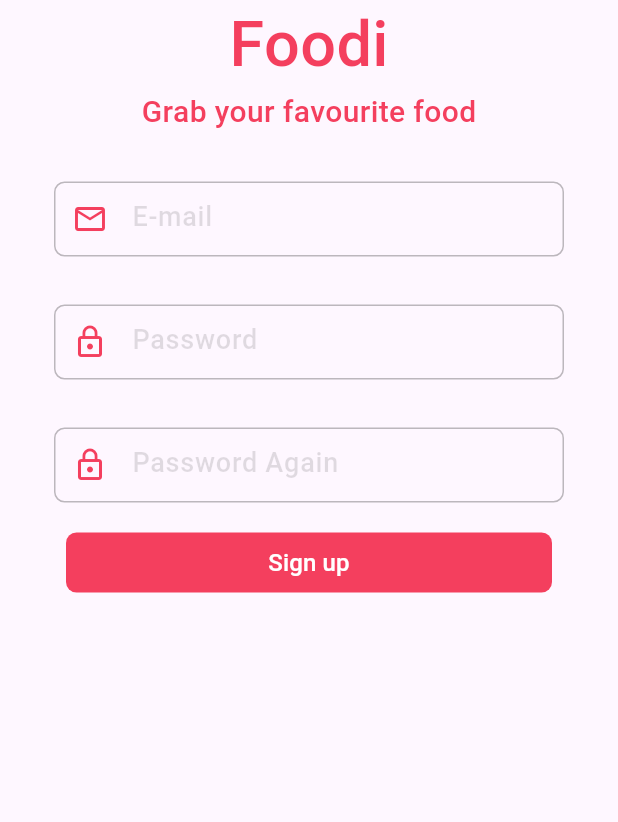
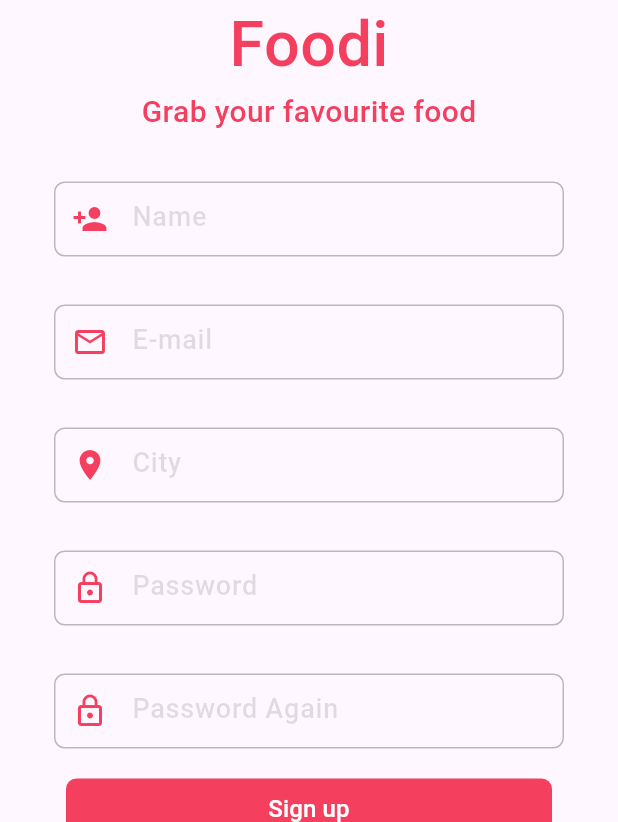
Before and after one commit to hakanbaysal20/OrderApp, a Flutter app: the Registration screen opened directly, after a tap on "Sign up", on a phone screen of 412 x 824 dp, the part 414-1236 px from its top. Run offline on Flutter 3.47's test engine with Material 3 defaults, Android fonts, the phone set to English and light mode, and no system bars; our stand-ins replace cloud_firestore, dio, firebase_auth, firebase_core, flutter_bloc, google_nav_bar and 2 more; accounts and stored records are empty; network calls fail.

```diff
--- /dev/null
+++ b/order_app/lib/data/entity/basket_cubit_types.dart
@@ -0,0 +1,33 @@
+import 'package:order_app/data/entity/basket_model.dart';
+
+class BasketCubitTypes {
+
+  final List<BasketModel> basketModel;
+  final int totalPrice;
+
+  BasketCubitTypes({
+    required this.basketModel,
+    required this.totalPrice,
+  });
+
+  BasketCubitTypes copyWith({
+    List<BasketModel>? basketModel,
+    int? totalPrice,
+  }) {
+    return BasketCubitTypes(
+      basketModel: basketModel ?? this.basketModel,
+      totalPrice: totalPrice ?? this.totalPrice,
+    );
+  }
+
+  @override
+  bool operator ==(Object other) =>
+      identical(this, other) ||
+          other is BasketCubitTypes &&
+              runtimeType == other.runtimeType &&
+              basketModel == other.basketModel &&
+              totalPrice == other.totalPrice;
+
+  @override
+  int get hashCode => basketModel.hashCode ^ totalPrice.hashCode;
+}
--- a/order_app/lib/data/entity/profile_model.dart
+++ b/order_app/lib/data/entity/profile_model.dart
@@ -1,26 +1,19 @@
 class ProfileModel{
   String user_id;
   String user_name;
-  String user_surname;
   String user_email;
   String city;
-  String district;
-
   ProfileModel(
       {required this.user_id,
       required this.user_name,
-      required this.user_surname,
       required this.user_email,
-      required this.city,
-      required this.district});
+      required this.city});
   factory ProfileModel.fromJson(Map<dynamic,dynamic> json ,String key){
     return ProfileModel(
-        user_id: json["user"],
-        user_name: json["user_name"],
-        user_surname: json["user_surname"],
-        user_email: json["user_email"],
-        city: json["city"],
-        district: json["district"]
+        user_id: key,
+        user_name: json["user_name"] as String,
+        user_email: json["user_email"] as String,
+        city: json["city"] as String,
     );
   }
 }
--- a/order_app/lib/data/repo/order_dao_repository.dart
+++ b/order_app/lib/data/repo/order_dao_repository.dart
@@ -106,10 +106,15 @@ class OrderDaoRepository{
     var response = await Dio().post(url,data: FormData.fromMap(data));
     return parseBasketModel(response.data.toString());
   }
-  Future<int> totalPrice(int product_amount, int product_price) async{
-    var total = product_amount * product_price;
+  Future<int> totalPrice() async{
+    var getProducts = await getBasket();
+    var total = 0;
+    for(BasketModel i in getProducts){
+      total += int.parse(i.product_price) * int.parse(i.product_order_amount);
+    }
     return total;
   }
+  // Login functions
   Future<void> login(String email,String password,BuildContext context) async{
     try{
       UserCredential userCredential = await FirebaseAuth.instance.signInWithEmailAndPassword(email: email, password: password);
@@ -118,13 +123,17 @@ class OrderDaoRepository{
       print("Error");
     }
   }
-  Future<void> registration(BuildContext context,String email,String password,String passwordAgain) async{
+  Future<void> registration(BuildContext context,String email,String password,String passwordAgain,String userCity,String userName) async{
       try{
         if(password == passwordAgain){
           UserCredential userCredential = await FirebaseAuth.instance.createUserWithEmailAndPassword(email: email, password: password);
           var newUser = HashMap<String,dynamic>();
+          var userId = FirebaseAuth.instance.currentUser!.uid;
+          newUser["user_name"] = userName;
           newUser["user_email"] = email;
           newUser["user_password"] = password;
+          newUser["user_city"] = userCity;
+          newUser["user_id"] = userId;
           collectionUser.add(newUser);
           Navigator.pushReplacement(context, MaterialPageRoute(builder: (context) => BottomNavBar(),));
         }else{
@@ -142,23 +151,10 @@ class OrderDaoRepository{
       }
   }
 
-  Future<void> saveAdress(String adress_name, String adress_city,String adress_district,String adress_directions) async{
-    var userId = FirebaseAuth.instance.currentUser!.uid;
-    final collectionAdress = firestore.collection("Users").doc(userId).collection("Address");
-    var newAdress = HashMap<String,dynamic>();
-    newAdress["adress_id"] = "";
-    newAdress["adress_name"] = adress_name;
-    newAdress["adress_city"] = adress_city;
-    newAdress["adress_district"] = adress_district;
-    newAdress["adress_directions"] = adress_directions;
-    collectionAdress.add(newAdress);
-  }
-
   // Onboard Cubit
   Future<void> changeIndicator(int value,TabController tabController) async{
     tabController.animateTo(value);
   }
-
  // Product Details Cubit
   Future<int> increase(int number) async{
     var total = number + 1;
--- a/order_app/lib/ui/bloc/basket_cubit.dart
+++ b/order_app/lib/ui/bloc/basket_cubit.dart
@@ -1,18 +1,24 @@
 import 'package:flutter_bloc/flutter_bloc.dart';
+import 'package:order_app/data/entity/basket_cubit_types.dart';
 import 'package:order_app/data/entity/basket_model.dart';
 import 'package:order_app/data/repo/order_dao_repository.dart';
 
-class BasketCubit extends Cubit<List<BasketModel>>{
-  BasketCubit():super(<BasketModel>[]);
+class BasketCubit extends Cubit<BasketCubitTypes>{
+  BasketCubit():super(BasketCubitTypes(basketModel: [], totalPrice: 0));
 
   var pRepo = OrderDaoRepository();
 
   Future<void> getBasket() async{
     var getList = await pRepo.getBasket();
-    emit(getList);
+    emit(state.copyWith(basketModel: getList));
   }
   Future<void> deleteProduct(int yemek_sepet_id) async{
     await pRepo.deleteProduct(yemek_sepet_id);
     getBasket();
+    getTotalPrice();
+  }
+  Future<void> getTotalPrice() async{
+    var totalPrice = await pRepo.totalPrice();
+    emit(state.copyWith(totalPrice: totalPrice));
   }
 }
--- a/order_app/lib/ui/bloc/profile_cubit.dart
+++ b/order_app/lib/ui/bloc/profile_cubit.dart
@@ -1,5 +1,7 @@
+import 'package:cloud_firestore/cloud_firestore.dart';
 import 'package:firebase_auth/firebase_auth.dart';
 import 'package:flutter_bloc/flutter_bloc.dart';
+import 'package:order_app/data/entity/product_model.dart';
 import 'package:order_app/data/entity/profile_model.dart';
 
 class ProfileCubit extends Cubit<List<ProfileModel>> {
--- a/order_app/lib/ui/bloc/registration_cubit.dart
+++ b/order_app/lib/ui/bloc/registration_cubit.dart
@@ -7,7 +7,7 @@ class RegistrationCubit extends Cubit<void>{
 
   var kRepo = OrderDaoRepository();
 
-  Future<void> registration(BuildContext context,String email, String password, String passwordAgain) async{
-    await kRepo.registration(context,email, password, passwordAgain);
+  Future<void> registration(BuildContext context,String email, String password, String passwordAgain,String userCity,String userName) async{
+    await kRepo.registration(context,email, password, passwordAgain,userName,userCity);
   }
 }
--- a/order_app/lib/ui/views/navigation_items/profile.dart
+++ b/order_app/lib/ui/views/navigation_items/profile.dart
@@ -8,7 +8,6 @@ class Profile extends StatefulWidget {
   @override
   State<Profile> createState() => _ProfileState();
 }
-
 class _ProfileState extends State<Profile> {
   @override
   Widget build(BuildContext context) {
@@ -63,7 +62,6 @@ class _ProfileState extends State<Profile> {
                     ),
                   ),
                 ),
-
               ],
         ),
       ),
--- a/order_app/lib/ui/views/registration.dart
+++ b/order_app/lib/ui/views/registration.dart
@@ -15,6 +15,8 @@ class _RegistrationState extends State<Registration> {
   var emailController = TextEditingController();
   var passwordController = TextEditingController();
   var passwordAgainController = TextEditingController();
+  var userNameController = TextEditingController();
+  var userCityController = TextEditingController();
   @override
   Widget build(BuildContext context) {
     return Scaffold(
@@ -41,12 +43,14 @@ class _RegistrationState extends State<Registration> {
               padding: EdgeInsets.only(bottom: 16.0),
               child: Text("Grab your favourite food",style: TextStyle(fontSize: 20,fontFamily: 'Roboto',color: ColorConstants.priceColor,fontWeight: FontWeight.w500),),
             ),
+            CustomTextField(obscureText: false, hintText: "Name", icon: const Icon(Icons.person_add,color: ColorConstants.priceColor,), controller: userNameController),
             CustomTextField(obscureText: false, hintText: "E-mail", icon: const Icon(Icons.mail_outline,color: ColorConstants.priceColor),controller: emailController,),
+            CustomTextField(obscureText: false, hintText: "City", icon: const Icon(Icons.location_on,color: ColorConstants.priceColor,), controller: userCityController),
             CustomTextField(obscureText: true, hintText: "Password", icon: const Icon(Icons.lock_outline,color: ColorConstants.priceColor),controller: passwordController),
             CustomTextField(obscureText: true, hintText: "Password Again", icon: const Icon(Icons.lock_outline,color: ColorConstants.priceColor),controller: passwordAgainController),
 
             TextButton(onPressed: () {
-              context.read<RegistrationCubit>().registration(context,emailController.text, passwordController.text, passwordAgainController.text);
+              context.read<RegistrationCubit>().registration(context,emailController.text, passwordController.text, passwordAgainController.text,userCityController.text,userNameController.text);
 
             },style: TextButton.styleFrom(backgroundColor: ColorConstants.priceColor,shape: RoundedRectangleBorder(borderRadius: BorderRadius.circular(7))),
                 child: Container(width: 300,child: const Text("Sign up",style: TextStyle(color: ColorConstants.white,fontFamily: 'Roboto',fontSize: 16),textAlign: TextAlign.center))),
```
Also changed, not shown: order_app/lib/ui/views/navigation_items/basket.dart (+19 -20 lines). Lines whose indentation alone changed are shown as unchanged.
